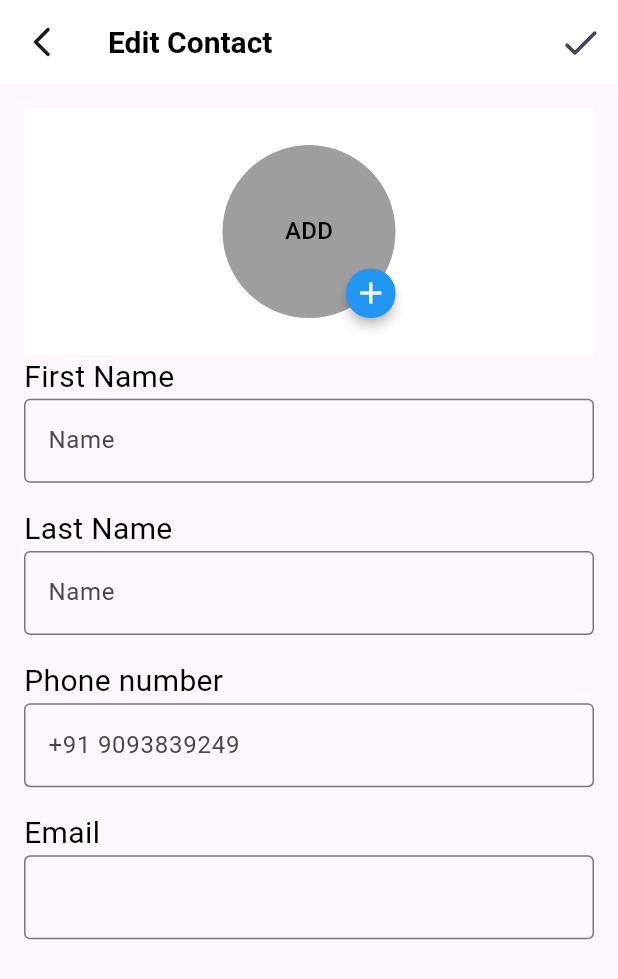
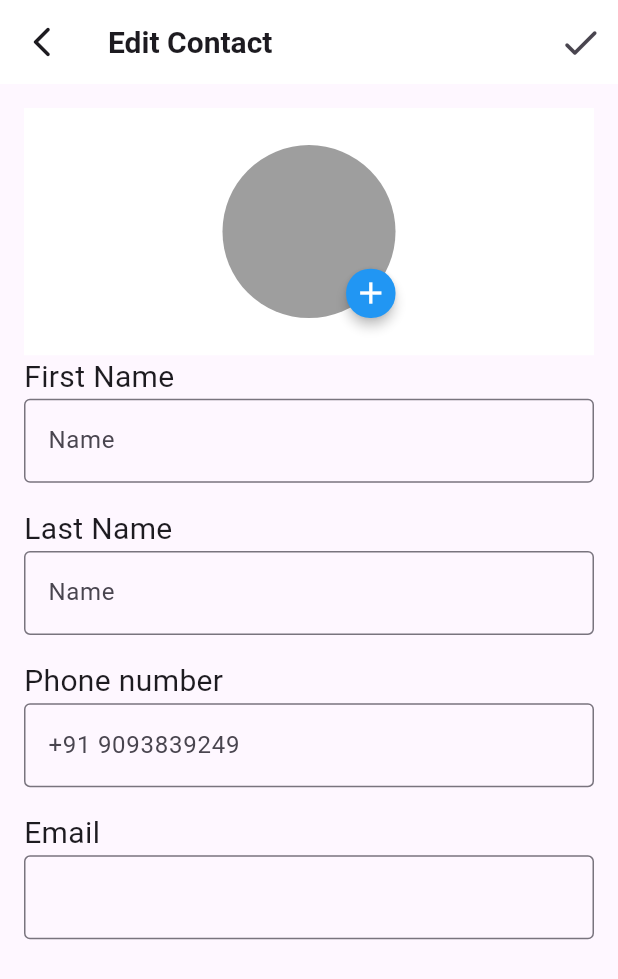
Before and after one commit to Vedpatel28/contact_diary, a Flutter app: the ContactEditpage screen opened by its route, on a phone screen of 412 x 824 dp. Shown: the top 979 px of the screen. Run offline on Flutter 3.47's test engine with Material 2 defaults, Android fonts, the light colour scheme and no system bars; our stand-ins replace image_picker; network calls fail.

Commit message:
VP | 3/5/23 | # Edit Theme Related

```diff
--- a/lib/views/screen/contact_add_page.dart
+++ b/lib/views/screen/contact_add_page.dart
@@ -170,7 +170,6 @@ class _ContactAddPageState extends State<ContactAddPage> {
                 const Text(
                   "First Name",
                   style: TextStyle(
-                    color: Colors.black,
                     fontSize: 20,
                   ),
                 ),
@@ -201,7 +200,6 @@ class _ContactAddPageState extends State<ContactAddPage> {
                 const Text(
                   "Last Name",
                   style: TextStyle(
-                    color: Colors.black,
                     fontSize: 20,
                   ),
                 ),
@@ -229,7 +227,6 @@ class _ContactAddPageState extends State<ContactAddPage> {
                 const Text(
                   "Phone number",
                   style: TextStyle(
-                    color: Colors.black,
                     fontSize: 20,
                   ),
                 ),
@@ -263,7 +260,6 @@ class _ContactAddPageState extends State<ContactAddPage> {
                 const Text(
                   "Email",
                   style: TextStyle(
-                    color: Colors.black,
                     fontSize: 20,
                   ),
                 ),
--- a/lib/views/screen/contact_edit_page.dart
+++ b/lib/views/screen/contact_edit_page.dart
@@ -25,15 +25,16 @@ class _ContactEditpageState extends State<ContactEditpage> {
         title: const Text(
           "Edit Contact",
           style: TextStyle(
-            color: Colors.black,
             fontWeight: FontWeight.w700,
             fontSize: 20,
           ),
         ),
         actions: [
-          GestureDetector(onTap: () {
-            Navigator.of(context).pushNamed(allroutes.homepage);
-          },child: const Icon(Icons.check_rounded, size: 30)),
+          GestureDetector(
+              onTap: () {
+                Navigator.of(context).pushNamed(allroutes.homepage);
+              },
+              child: const Icon(Icons.check_rounded, size: 30)),
           const Icon(
             Icons.check_rounded,
             size: 10,
@@ -67,7 +68,6 @@ class _ContactEditpageState extends State<ContactEditpage> {
                         : null,
                     child: const Text(
                       "ADD",
-                      style: TextStyle(color: Colors.black),
                     ),
                   ),
                   Container(
@@ -146,7 +146,6 @@ class _ContactEditpageState extends State<ContactEditpage> {
             const Text(
               "First Name",
               style: TextStyle(
-                color: Colors.black,
                 fontSize: 20,
               ),
             ),
@@ -162,7 +161,6 @@ class _ContactEditpageState extends State<ContactEditpage> {
             const Text(
               "Last Name",
               style: TextStyle(
-                color: Colors.black,
                 fontSize: 20,
               ),
             ),
@@ -178,7 +176,6 @@ class _ContactEditpageState extends State<ContactEditpage> {
             const Text(
               "Phone number",
               style: TextStyle(
-                color: Colors.black,
                 fontSize: 20,
               ),
             ),
@@ -194,7 +191,6 @@ class _ContactEditpageState extends State<ContactEditpage> {
             const Text(
               "Email",
               style: TextStyle(
-                color: Colors.black,
                 fontSize: 20,
               ),
             ),
```
